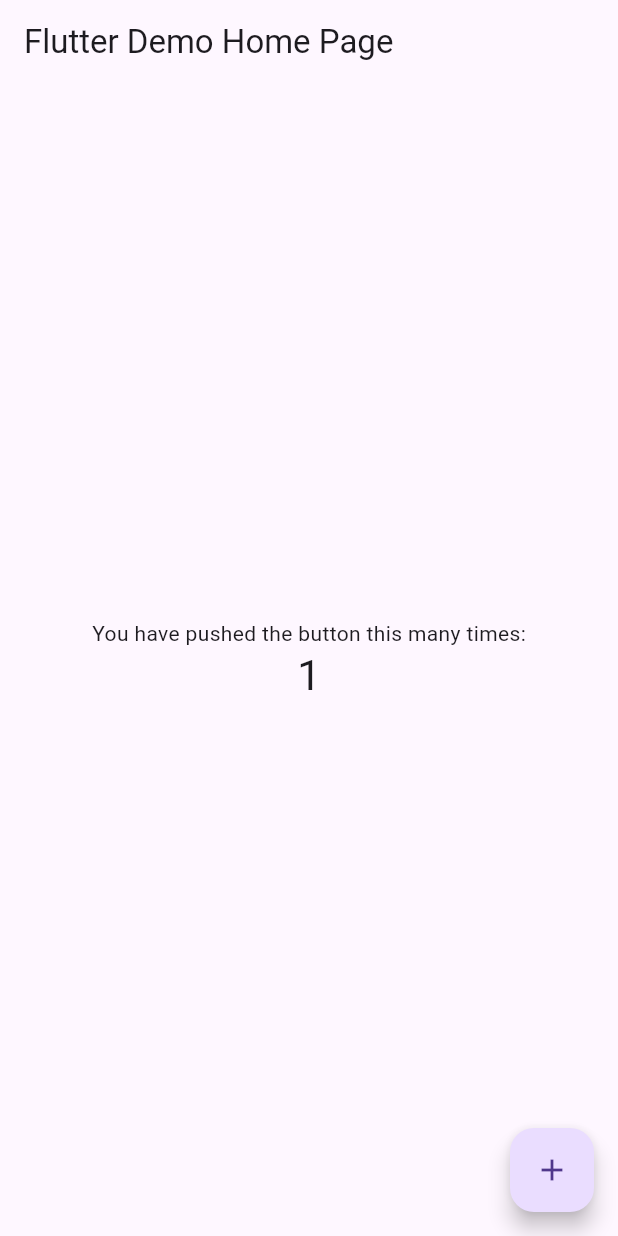
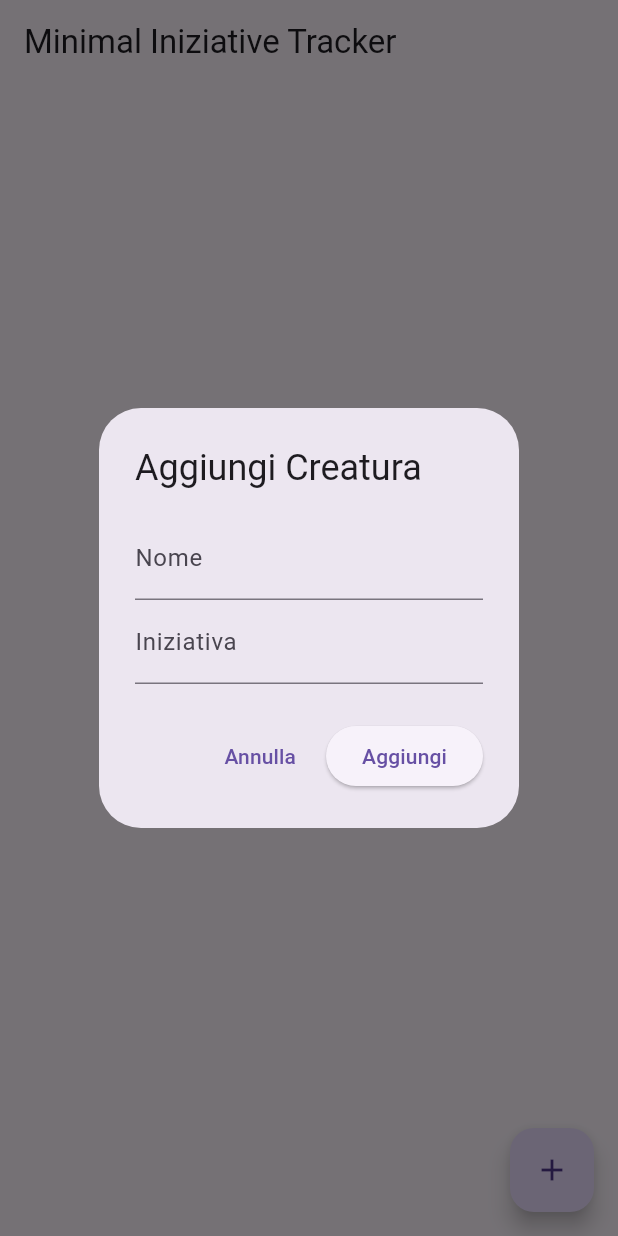
Before and after one commit to Crixis93/MinimalIniziativeTracker, a Flutter app: the screen it shows after launch, after a tap on the "add" icon, on a phone screen of 412 x 824 dp. Run offline on Flutter 3.47's test engine with Material 3 defaults, Android fonts, the phone set to English and light mode, and no system bars.

Commit message:
Implement creature initiative tracker

```diff
--- a/lib/main.dart
+++ b/lib/main.dart
@@ -1,65 +1,106 @@
 import 'package:flutter/material.dart';
 
 void main() {
-  runApp(const MyApp());
+  runApp(const MinimalIniziativeTrackerApp());
 }
 
-class MyApp extends StatelessWidget {
-  const MyApp({super.key});
+class Creature {
+  Creature(this.name, this.initiative);
+
+  final String name;
+  final int initiative;
+}
+
+class MinimalIniziativeTrackerApp extends StatelessWidget {
+  const MinimalIniziativeTrackerApp({super.key});
 
   @override
   Widget build(BuildContext context) {
     return MaterialApp(
-      title: 'Flutter Demo',
-      theme: ThemeData(
-        primarySwatch: Colors.blue,
-      ),
-      home: const MyHomePage(title: 'Flutter Demo Home Page'),
+      title: 'Minimal Iniziative Tracker',
+      theme: ThemeData(primarySwatch: Colors.blue),
+      home: const IniziativeTrackerPage(),
     );
   }
 }
 
-class MyHomePage extends StatefulWidget {
-  const MyHomePage({super.key, required this.title});
-
-  final String title;
+class IniziativeTrackerPage extends StatefulWidget {
+  const IniziativeTrackerPage({super.key});
 
   @override
-  State<MyHomePage> createState() => _MyHomePageState();
+  State<IniziativeTrackerPage> createState() => _IniziativeTrackerPageState();
 }
 
-class _MyHomePageState extends State<MyHomePage> {
-  int _counter = 0;
+class _IniziativeTrackerPageState extends State<IniziativeTrackerPage> {
+  final List<Creature> _creatures = [];
 
-  void _incrementCounter() {
-    setState(() {
-      _counter++;
-    });
+  void _showAddDialog() {
+    final nameController = TextEditingController();
+    final initiativeController = TextEditingController();
+
+    showDialog<void>(
+      context: context,
+      builder: (context) {
+        return AlertDialog(
+          title: const Text('Aggiungi Creatura'),
+          content: Column(
+            mainAxisSize: MainAxisSize.min,
+            children: [
+              TextField(
+                controller: nameController,
+                decoration: const InputDecoration(labelText: 'Nome'),
+              ),
+              TextField(
+                controller: initiativeController,
+                keyboardType: TextInputType.number,
+                decoration: const InputDecoration(labelText: 'Iniziativa'),
+              ),
+            ],
+          ),
+          actions: [
+            TextButton(
+              onPressed: () => Navigator.of(context).pop(),
+              child: const Text('Annulla'),
+            ),
+            ElevatedButton(
+              onPressed: () {
+                final name = nameController.text.trim();
+                final initiative = int.tryParse(initiativeController.text.trim());
+                if (name.isNotEmpty && initiative != null) {
+                  setState(() {
+                    _creatures.add(Creature(name, initiative));
+                    _creatures.sort(
+                        (a, b) => b.initiative.compareTo(a.initiative));
+                  });
+                }
+                Navigator.of(context).pop();
+              },
+              child: const Text('Aggiungi'),
+            ),
+          ],
+        );
+      },
+    );
   }
 
   @override
   Widget build(BuildContext context) {
     return Scaffold(
       appBar: AppBar(
-        title: Text(widget.title),
+        title: const Text('Minimal Iniziative Tracker'),
       ),
-      body: Center(
-        child: Column(
-          mainAxisAlignment: MainAxisAlignment.center,
-          children: <Widget>[
-            const Text(
-              'You have pushed the button this many times:',
-            ),
-            Text(
-              '$_counter',
-              style: Theme.of(context).textTheme.headlineMedium,
-            ),
-          ],
-        ),
+      body: ListView.builder(
+        itemCount: _creatures.length,
+        itemBuilder: (context, index) {
+          final creature = _creatures[index];
+          return ListTile(
+            title: Text(creature.name),
+            trailing: Text(creature.initiative.toString()),
+          );
+        },
       ),
       floatingActionButton: FloatingActionButton(
-        onPressed: _incrementCounter,
-        tooltip: 'Increment',
+        onPressed: _showAddDialog,
         child: const Icon(Icons.add),
       ),
     );
```
Also changed, not shown: 1 other file.
